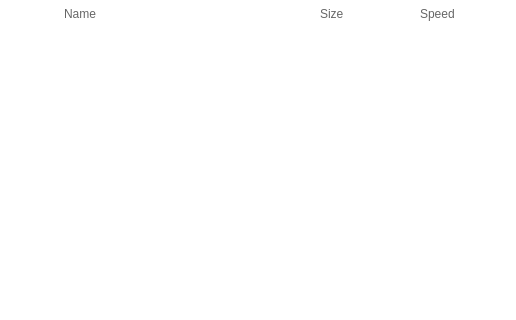
The window that src/MEGASync/gui/linux/TransfersWidget.ui (meganz/MEGAsync) describes before a commit, drawn with Qt 5; both pictures show x 0 to 516 and y 0 to 320 of the 809 by 642 pixel window.
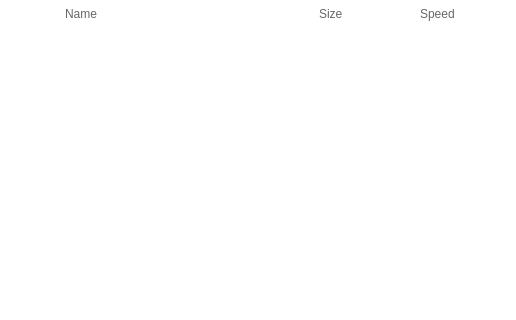
The same window after the commit. Icons and pictures are not drawn. Custom widgets are drawn as their Qt base class.

Commit message: Transfer Manager: sort by total size, sort by name (ascendin, descending, reset)

```diff
--- a/src/MEGASync/gui/linux/TransfersWidget.ui
+++ b/src/MEGASync/gui/linux/TransfersWidget.ui
@@ -11,7 +11,7 @@
    </rect>
   </property>
   <property name="sizePolicy">
-   <sizepolicy hsizetype="Expanding" vsizetype="Expanding">
+   <sizepolicy hsizetype="Expanding" vsizetype="Fixed">
     <horstretch>0</horstretch>
     <verstretch>0</verstretch>
    </sizepolicy>
@@ -52,7 +52,7 @@
 	max-height: 28px;
 }
 
-#wTableHeader QLabel
+#wTableHeader QLabel, #wTableHeader  QPushButton
 {
 	height: 20px;
 	color: #666666;
@@ -79,7 +79,7 @@
     background-color: #ECECEC;
 }
 
-#wTableHeader QLabel
+#wTableHeader QLabel, #wTableHeader  QPushButton
 {
 /*	margin: 0;
 	border: 0;
@@ -87,19 +87,24 @@
 	padding: 0;
 }
 
-#lHeaderName
+#pHeaderName
 {
     width: 160px;
     min-width: 160px;
 }
 
-#lHeaderSize, #lHeaderSpeed
+#pHeaderSize, #lHeaderSpeed
 {
     width: 100px;
     min-width: 100px;
     max-width: 100px;
 }
 
+#wTableHeader  QPushButton
+{
+	text-align: left;
+}
+
 #lHeaderStatus
 {
     width: 120px;
@@ -254,29 +259,23 @@
            <number>0</number>
           </property>
           <item>
-           <widget class="QLabel" name="lHeaderName">
-            <property name="sizePolicy">
-             <sizepolicy hsizetype="Expanding" vsizetype="Fixed">
-              <horstretch>0</horstretch>
-              <verstretch>0</verstretch>
-             </sizepolicy>
-            </property>
+           <widget class="QPushButton" name="pHeaderName">
             <property name="text">
              <string>Name</string>
             </property>
+            <property name="flat">
+             <bool>true</bool>
+            </property>
            </widget>
           </item>
           <item>
-           <widget class="QLabel" name="lHeaderSize">
-            <property name="sizePolicy">
-             <sizepolicy hsizetype="Fixed" vsizetype="Fixed">
-              <horstretch>0</horstretch>
-              <verstretch>0</verstretch>
-             </sizepolicy>
-            </property>
+           <widget class="QPushButton" name="pHeaderSize">
             <property name="text">
              <string>Size</string>
             </property>
+            <property name="flat">
+             <bool>true</bool>
+            </property>
            </widget>
           </item>
           <item>
```
The commit also changes 15 other files.
